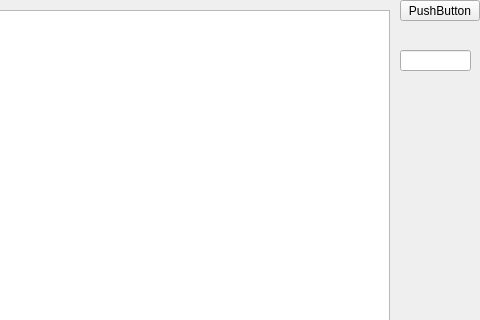
Old version of the form mainwindow.ui in the repository JohanMora73/Simulacion_De_Orbitas; both pictures show x 520 to 1000 and y 0 to 320 of the 1000 by 700 pixel window.
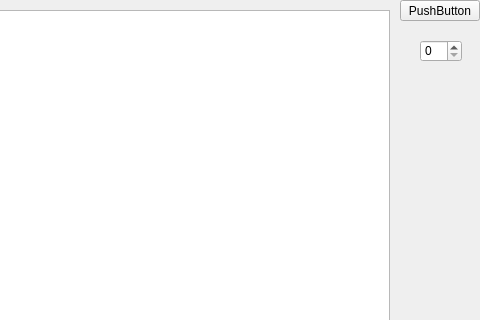
New version of the form.

```diff
--- a/mainwindow.ui
+++ b/mainwindow.ui
@@ -61,13 +61,13 @@
      </size>
     </property>
    </widget>
-   <widget class="QLineEdit" name="lineEdit">
+   <widget class="QSpinBox" name="spinBox">
     <property name="geometry">
      <rect>
-      <x>920</x>
-      <y>50</y>
-      <width>71</width>
-      <height>21</height>
+      <x>940</x>
+      <y>40</y>
+      <width>42</width>
+      <height>22</height>
      </rect>
     </property>
    </widget>
```
